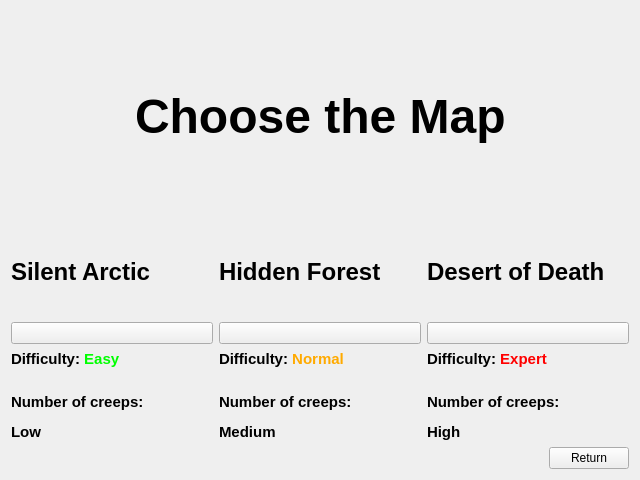
First picture: the form in choosemapmenu.ui, repository BetmanSmall/TowerDefence, before the edit.
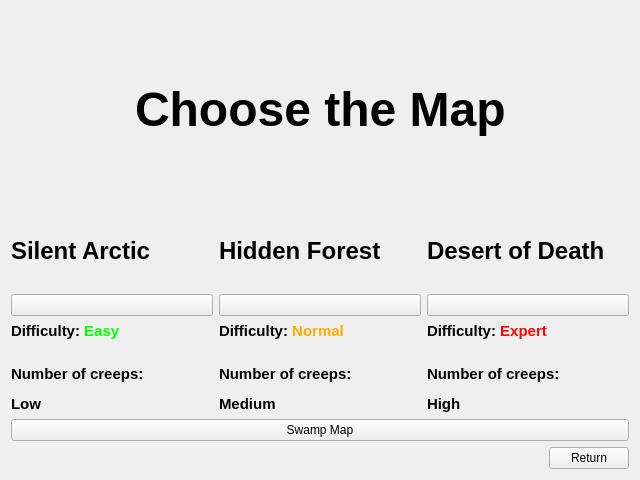
Second picture: the form after the edit. Icons and pictures are not drawn.

Commit message: Add new Map. \Swamp/

```diff
--- a/choosemapmenu.ui
+++ b/choosemapmenu.ui
@@ -160,6 +160,13 @@
      </item>
     </layout>
    </item>
+   <item>
+    <widget class="QPushButton" name="loadMap4Button">
+     <property name="text">
+      <string>Swamp Map</string>
+     </property>
+    </widget>
+   </item>
    <item>
     <layout class="QHBoxLayout" name="horizontalLayout_2">
      <item>
```
The commit also changes 11 other files.
